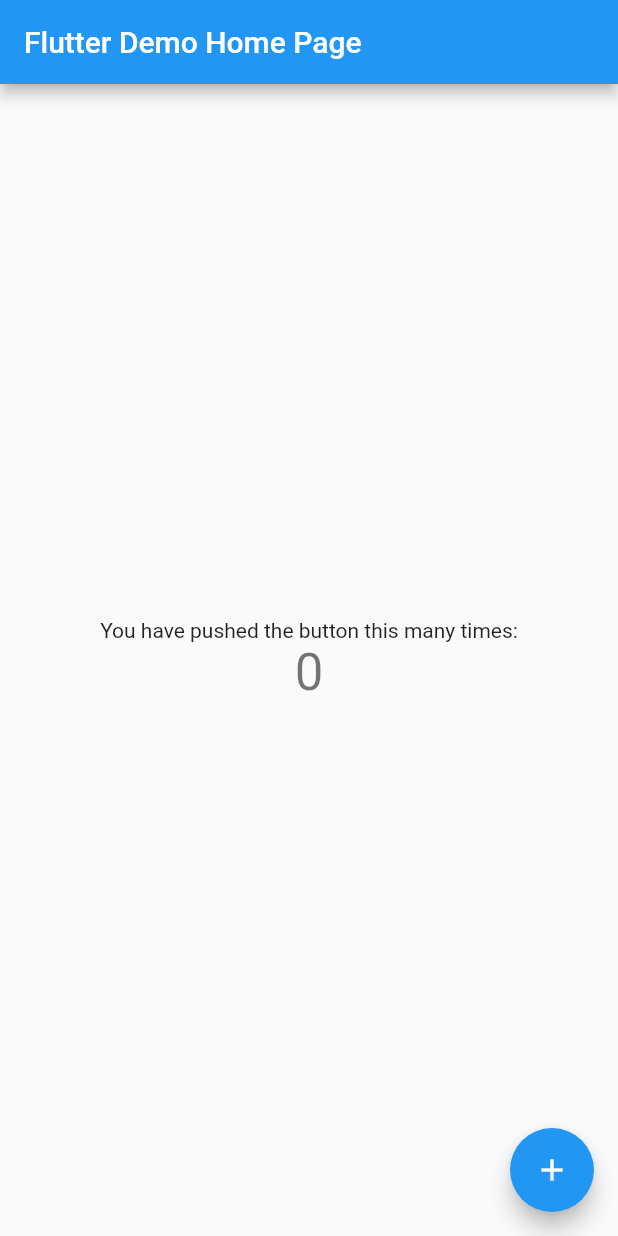
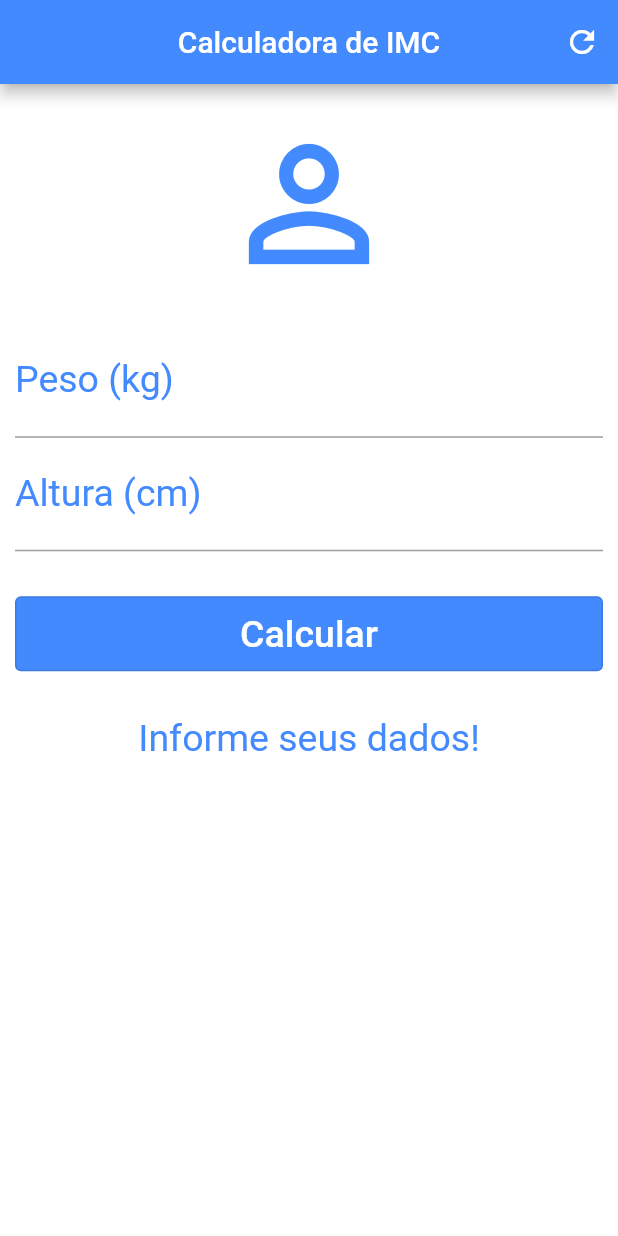
Before and after one commit to wesley-marcos/C214_continuos_integration, a Flutter app: the screen it shows after launch, on a phone screen of 412 x 824 dp. Run offline on Flutter 3.47's test engine with Material 2 defaults, Android fonts, the phone set to English and light mode, and no system bars; our stand-ins replace google_fonts; Roboto replaces fonts that are missing (Aladin).

Commit message:
Addiction of class Home() and update of class Main()

```diff
--- /dev/null
+++ b/lib/home.dart
@@ -0,0 +1,188 @@
+import 'package:flutter/material.dart';
+import 'package:google_fonts/google_fonts.dart';
+
+class Home extends StatefulWidget {
+
+
+  final _HomeState home = _HomeState();
+  String get imc => home.imc;
+  double get weight => home.weight_out;
+  double get height => home.height_out;
+
+  void calculate(){
+    home._calculate();
+  }
+
+  @override
+  _HomeState createState() => _HomeState();
+}
+
+class _HomeState extends State<Home> {
+  TextEditingController weightController = TextEditingController();
+  TextEditingController heightController = TextEditingController();
+
+  GlobalKey<FormState> _formKey = GlobalKey<FormState>();
+  String _infoText = "Informe seus dados!";
+  double weight_out = 100;
+  double height_out = 170;
+  String imc = '';
+
+  void _resetFields(){
+    weightController.text = "";
+    heightController.text = "";
+    setState(() {
+      _infoText = "Informe seus dados!";
+      _formKey = GlobalKey<FormState>();
+    });
+  }
+
+  void _calculate(){
+    setState(() {
+      double weight = double.parse(weightController.text);
+      double height = double.parse(heightController.text) / 100;
+      double imc = weight / (height * height);
+      if(imc < 18.6){
+        _infoText = "Abaixo do Peso \n(${imc.toStringAsPrecision(4)})";
+        weight_out = weight;
+        height_out = height;
+      } else if(imc >= 18.6 && imc < 24.9){
+        _infoText = "Peso Ideal \n(${imc.toStringAsPrecision(4)})";
+        weight_out = weight;
+        height_out = height;
+      } else if(imc >= 24.9 && imc < 29.9){
+        _infoText = "Levemente Acima do Peso \n(${imc.toStringAsPrecision(4)})";
+        weight_out = weight;
+        height_out = height;
+      } else if(imc >= 29.9 && imc < 34.9){
+        _infoText = "Obesidade Grau I \n(${imc.toStringAsPrecision(4)})";
+        weight_out = weight;
+        height_out = height;
+      } else if(imc >= 34.9 && imc < 39.9){
+        _infoText = "Obesidade Grau II \n(${imc.toStringAsPrecision(4)})";
+        weight_out = weight;
+        height_out = height;
+      } else if(imc >= 40){
+        _infoText = "Obesidade Grau III \n(${imc.toStringAsPrecision(4)})";
+        weight_out = weight;
+        height_out = height;
+      }
+    }
+
+    );
+    imc = _infoText;
+  }
+
+  @override
+  Widget build(BuildContext context) {
+    return Scaffold(
+      appBar: AppBar(
+        title: Text("Calculadora de IMC"),
+        centerTitle: true,
+        backgroundColor: Colors.blueAccent,
+        actions: <Widget>[
+          IconButton(
+            icon: Icon(Icons.refresh),
+            onPressed: _resetFields,
+          )
+        ],
+      ),
+      backgroundColor: Colors.white,
+      body: SingleChildScrollView(
+        padding: EdgeInsets.fromLTRB(10.0, 0.0, 10.0, 0.0),
+        child: Form(
+          key: _formKey,
+          child: Column(
+            crossAxisAlignment: CrossAxisAlignment.stretch,
+            children: <Widget>[
+
+              const SizedBox(
+                width: 20,
+                height: 20,
+              ),
+
+              Icon(Icons.person_outline, size: 120.0, color: Colors.blueAccent),
+
+              const SizedBox(
+                width: 20,
+                height: 20,
+              ),
+
+              TextFormField(
+                key: Key("peso"),
+                keyboardType: TextInputType.number,
+                decoration: InputDecoration(
+                    labelText: "Peso (kg)",
+                    labelStyle: TextStyle(color: Colors.blueAccent)),
+                textAlign: TextAlign.center,
+                style: TextStyle(color: Colors.blueAccent, fontSize: 25.0),
+                controller: weightController,
+                validator: (value) {
+                  if(value!.isEmpty){
+                    return "Insira seu Peso!";
+                  }
+                },
+              ),
+              TextFormField(
+                key: Key("altura"),
+                keyboardType: TextInputType.number,
+                decoration: InputDecoration(
+                    labelText: "Altura (cm)",
+                    labelStyle: TextStyle(color: Colors.blueAccent)),
+                textAlign: TextAlign.center,
+                style: TextStyle(color: Colors.blueAccent, fontSize: 25.0),
+                controller: heightController,
+                validator: (value) {
+                  if(value!.isEmpty){
+                    return "Insira sua Altura!";
+                  }
+                },
+              ),
+
+              const SizedBox(
+                width: 20,
+                height: 20,
+              ),
+
+              Padding(
+                padding: EdgeInsets.only(top: 10.0, bottom: 10.0),
+                child: Container(
+                  height: 50.0,
+                  child: OutlinedButton(
+                    style: OutlinedButton.styleFrom(
+                      backgroundColor: Colors.blueAccent,
+                    ),
+                    onPressed: () {
+                      if(_formKey.currentState!.validate()){
+                        _calculate();
+                      }
+                    },
+                    child: Text(
+                        "Calcular",
+                        style: GoogleFonts.aladin(color: Colors.white,
+                            fontSize: 25.0)),
+                  ),
+                ),
+              ),
+
+              const SizedBox(
+                width: 20,
+                height: 20,
+              ),
+
+              Text(
+                  _infoText,
+                  textAlign: TextAlign.center,
+                  style: GoogleFonts.aladin(color: Colors.blueAccent,
+                      fontSize: 25.0)),
+
+              const SizedBox(
+                width: 20,
+                height: 20,
+              ),
+            ],
+          ),
+        ),
+      ),
+    );
+  }
+}
--- a/lib/main.dart
+++ b/lib/main.dart
@@ -1,115 +1,9 @@
 import 'package:flutter/material.dart';
+import 'home.dart';
 
 void main() {
-  runApp(const MyApp());
+  runApp(MaterialApp(
+    debugShowCheckedModeBanner: false,
+    home: Home(),
+  ));
 }
-
-class MyApp extends StatelessWidget {
-  const MyApp({super.key});
-
-  // This widget is the root of your application.
-  @override
-  Widget build(BuildContext context) {
-    return MaterialApp(
-      title: 'Flutter Demo',
-      theme: ThemeData(
-        // This is the theme of your application.
-        //
-        // Try running your application with "flutter run". You'll see the
-        // application has a blue toolbar. Then, without quitting the app, try
-        // changing the primarySwatch below to Colors.green and then invoke
-        // "hot reload" (press "r" in the console where you ran "flutter run",
-        // or simply save your changes to "hot reload" in a Flutter IDE).
-        // Notice that the counter didn't reset back to zero; the application
-        // is not restarted.
-        primarySwatch: Colors.blue,
-      ),
-      home: const MyHomePage(title: 'Flutter Demo Home Page'),
-    );
-  }
-}
-
-class MyHomePage extends StatefulWidget {
-  const MyHomePage({super.key, required this.title});
-
-  // This widget is the home page of your application. It is stateful, meaning
-  // that it has a State object (defined below) that contains fields that affect
-  // how it looks.
-
-  // This class is the configuration for the state. It holds the values (in this
-  // case the title) provided by the parent (in this case the App widget) and
-  // used by the build method of the State. Fields in a Widget subclass are
-  // always marked "final".
-
-  final String title;
-
-  @override
-  State<MyHomePage> createState() => _MyHomePageState();
-}
-
-class _MyHomePageState extends State<MyHomePage> {
-  int _counter = 0;
-
-  void _incrementCounter() {
-    setState(() {
-      // This call to setState tells the Flutter framework that something has
-      // changed in this State, which causes it to rerun the build method below
-      // so that the display can reflect the updated values. If we changed
-      // _counter without calling setState(), then the build method would not be
-      // called again, and so nothing would appear to happen.
-      _counter++;
-    });
-  }
-
-  @override
-  Widget build(BuildContext context) {
-    // This method is rerun every time setState is called, for instance as done
-    // by the _incrementCounter method above.
-    //
-    // The Flutter framework has been optimized to make rerunning build methods
-    // fast, so that you can just rebuild anything that needs updating rather
-    // than having to individually change instances of widgets.
-    return Scaffold(
-      appBar: AppBar(
-        // Here we take the value from the MyHomePage object that was created by
-        // the App.build method, and use it to set our appbar title.
-        title: Text(widget.title),
-      ),
-      body: Center(
-        // Center is a layout widget. It takes a single child and positions it
-        // in the middle of the parent.
-        child: Column(
-          // Column is also a layout widget. It takes a list of children and
-          // arranges them vertically. By default, it sizes itself to fit its
-          // children horizontally, and tries to be as tall as its parent.
-          //
-          // Invoke "debug painting" (press "p" in the console, choose the
-          // "Toggle Debug Paint" action from the Flutter Inspector in Android
-          // Studio, or the "Toggle Debug Paint" command in Visual Studio Code)
-          // to see the wireframe for each widget.
-          //
-          // Column has various properties to control how it sizes itself and
-          // how it positions its children. Here we use mainAxisAlignment to
-          // center the children vertically; the main axis here is the vertical
-          // axis because Columns are vertical (the cross axis would be
-          // horizontal).
-          mainAxisAlignment: MainAxisAlignment.center,
-          children: <Widget>[
-            const Text(
-              'You have pushed the button this many times:',
-            ),
-            Text(
-              '$_counter',
-              style: Theme.of(context).textTheme.headlineMedium,
-            ),
-          ],
-        ),
-      ),
-      floatingActionButton: FloatingActionButton(
-        onPressed: _incrementCounter,
-        tooltip: 'Increment',
-        child: const Icon(Icons.add),
-      ), // This trailing comma makes auto-formatting nicer for build methods.
-    );
-  }
-}
```
Also changed, not shown: 1 other file.
